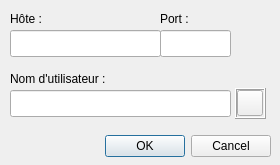
This is Client/Client_Synergie/dlgconnexion.ui in im-jon/CLL-Synergie as Qt 5 draws it before an edit. The edited form follows.
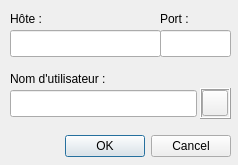
This is the edited form.

What changed in the file:
```diff
--- a/Client/Client_Synergie/dlgconnexion.ui
+++ b/Client/Client_Synergie/dlgconnexion.ui
@@ -9,7 +9,7 @@
    <rect>
     <x>0</x>
     <y>0</y>
-    <width>280</width>
+    <width>238</width>
     <height>165</height>
    </rect>
   </property>
@@ -28,7 +28,7 @@
   <widget class="QDialogButtonBox" name="buttonBox">
    <property name="geometry">
     <rect>
-     <x>90</x>
+     <x>50</x>
      <y>130</y>
      <width>181</width>
      <height>32</height>
@@ -98,7 +98,7 @@
     <rect>
      <x>10</x>
      <y>90</y>
-     <width>221</width>
+     <width>187</width>
      <height>27</height>
     </rect>
    </property>
@@ -119,7 +119,7 @@
   <widget class="QFrame" name="frmCouleur">
    <property name="geometry">
     <rect>
-     <x>235</x>
+     <x>200</x>
      <y>88</y>
      <width>31</width>
      <height>31</height>
```
